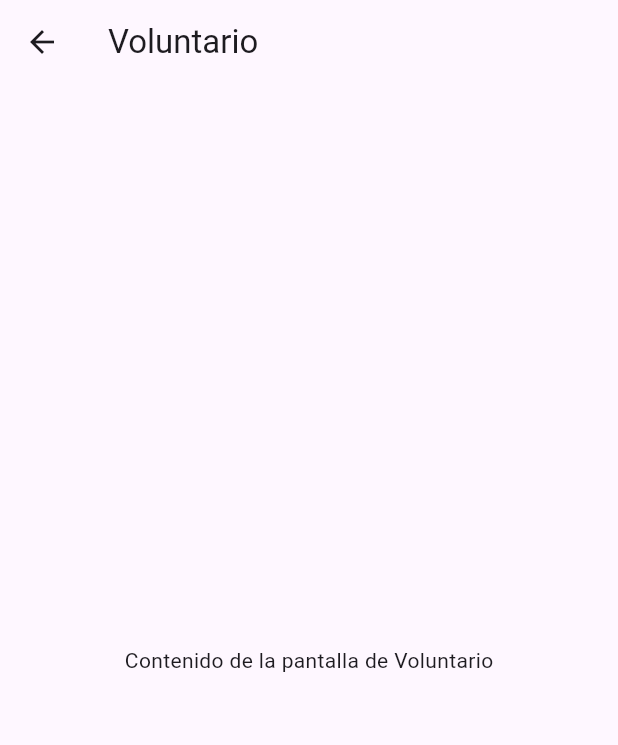
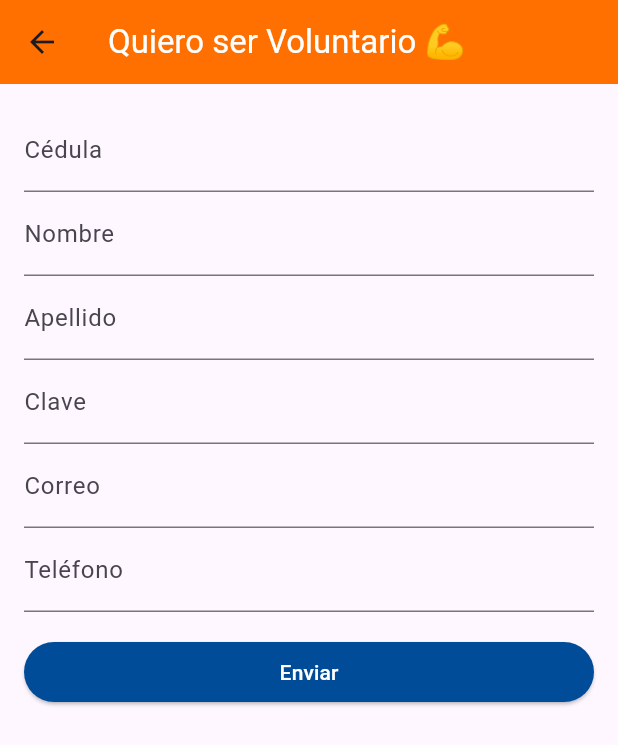
Before and after one commit to edwin-ill/proyectofinal, a Flutter app: the VoluntarioScreen screen opened by its route, on a phone screen of 412 x 824 dp. Shown: the top 745 px of the screen. Run offline on Flutter 3.47's test engine with Material 3 defaults, Android fonts, the light colour scheme and no system bars.

Commit message:
Creado formulario de registro

```diff
--- a/lib/pages/voluntario.dart
+++ b/lib/pages/voluntario.dart
@@ -1,16 +1,175 @@
+import 'dart:convert';
 import 'package:flutter/material.dart';
+import 'package:http/http.dart' as http;
 
-class VoluntarioScreen extends StatelessWidget {
-  const VoluntarioScreen({super.key});
+class VoluntarioScreen extends StatefulWidget {
+  const VoluntarioScreen({Key? key}) : super(key: key);
+
+  @override
+  _VoluntarioScreenState createState() => _VoluntarioScreenState();
+}
+
+class _VoluntarioScreenState extends State<VoluntarioScreen> {
+  final _formKey = GlobalKey<FormState>();
+  final _cedulaController = TextEditingController();
+  final _nombreController = TextEditingController();
+  final _apellidoController = TextEditingController();
+  final _claveController = TextEditingController();
+  final _correoController = TextEditingController();
+  final _telefonoController = TextEditingController();
+  String _errorMessage = '';
+
+  Future<void> _submitForm() async {
+    if (_formKey.currentState!.validate()) {
+      final response = await http.post(
+        Uri.parse('https://adamix.net/defensa_civil/def/registro.php'),
+        body: {
+          'cedula': _cedulaController.text,
+          'nombre': _nombreController.text,
+          'apellido': _apellidoController.text,
+          'clave': _claveController.text,
+          'correo': _correoController.text,
+          'telefono': _telefonoController.text,
+        },
+      );
+
+      if (response.statusCode == 200) {
+        final jsonResponse = json.decode(response.body) as Map<String, dynamic>;
+        final bool success = jsonResponse['exito'];
+        final String message = jsonResponse['mensaje'];
+
+        if (success) {
+          showDialog(
+            context: context,
+            builder: (BuildContext context) {
+              return AlertDialog(
+                title: const Text('Registro Exitoso'),
+                content: Text(message),
+                actions: [
+                  TextButton(
+                    onPressed: () {
+                      Navigator.of(context).pop();
+                    },
+                    child: const Text('OK'),
+                  ),
+                ],
+              );
+            },
+          );
+        } else {
+          setState(() {
+            _errorMessage = message;
+          });
+        }
+      } else {
+        setState(() {
+          _errorMessage = 'Error en la solicitud HTTP';
+        });
+      }
+    }
+  }
 
   @override
   Widget build(BuildContext context) {
     return Scaffold(
       appBar: AppBar(
-        title: const Text('Voluntario'),
+        title: const Text(
+          'Quiero ser Voluntario 💪',
+          style: TextStyle(color: Colors.white),
+        ),
+        backgroundColor: const Color(0xFFFF7000), // Orange color
       ),
-      body: const Center(
-        child: Text('Contenido de la pantalla de Voluntario'),
+      body: Padding(
+        padding: const EdgeInsets.all(16.0),
+        child: Form(
+          key: _formKey,
+          child: ListView(
+            children: [
+              if (_errorMessage.isNotEmpty)
+                Padding(
+                  padding: const EdgeInsets.symmetric(vertical: 8.0),
+                  child: Text(
+                    _errorMessage,
+                    style: const TextStyle(color: Colors.red),
+                  ),
+                ),
+              TextFormField(
+                controller: _cedulaController,
+                decoration: const InputDecoration(labelText: 'Cédula'),
+                validator: (value) {
+                  if (value == null || value.isEmpty) {
+                    return 'Por favor ingresa tu cédula';
+                  }
+                  return null;
+                },
+              ),
+              TextFormField(
+                controller: _nombreController,
+                decoration: const InputDecoration(labelText: 'Nombre'),
+                validator: (value) {
+                  if (value == null || value.isEmpty) {
+                    return 'Por favor ingresa tu nombre';
+                  }
+                  return null;
+                },
+              ),
+              TextFormField(
+                controller: _apellidoController,
+                decoration: const InputDecoration(labelText: 'Apellido'),
+                validator: (value) {
+                  if (value == null || value.isEmpty) {
+                    return 'Por favor ingresa tu apellido';
+                  }
+                  return null;
+                },
+              ),
+              TextFormField(
+                controller: _claveController,
+                decoration: const InputDecoration(labelText: 'Clave'),
+                obscureText: true,
+                validator: (value) {
+                  if (value == null || value.isEmpty) {
+                    return 'Por favor ingresa tu clave';
+                  }
+                  return null;
+                },
+              ),
+              TextFormField(
+                controller: _correoController,
+                decoration: const InputDecoration(labelText: 'Correo'),
+                validator: (value) {
+                  if (value == null || value.isEmpty) {
+                    return 'Por favor ingresa tu correo';
+                  }
+                  return null;
+                },
+              ),
+              TextFormField(
+                controller: _telefonoController,
+                decoration: const InputDecoration(labelText: 'Teléfono'),
+                validator: (value) {
+                  if (value == null || value.isEmpty) {
+                    return 'Por favor ingresa tu teléfono';
+                  }
+                  return null;
+                },
+              ),
+              const SizedBox(height: 16),
+              ElevatedButton(
+                onPressed: _submitForm,
+                child: const Text('Enviar'),
+                style: ButtonStyle(
+                  backgroundColor: MaterialStateProperty.all<Color>(
+                    const Color(0xFF004C98),
+                  ),
+                  foregroundColor: MaterialStateProperty.all<Color>(
+                    Colors.white,
+                  ),
+                ),
+              ),
+            ],
+          ),
+        ),
       ),
     );
   }
```
